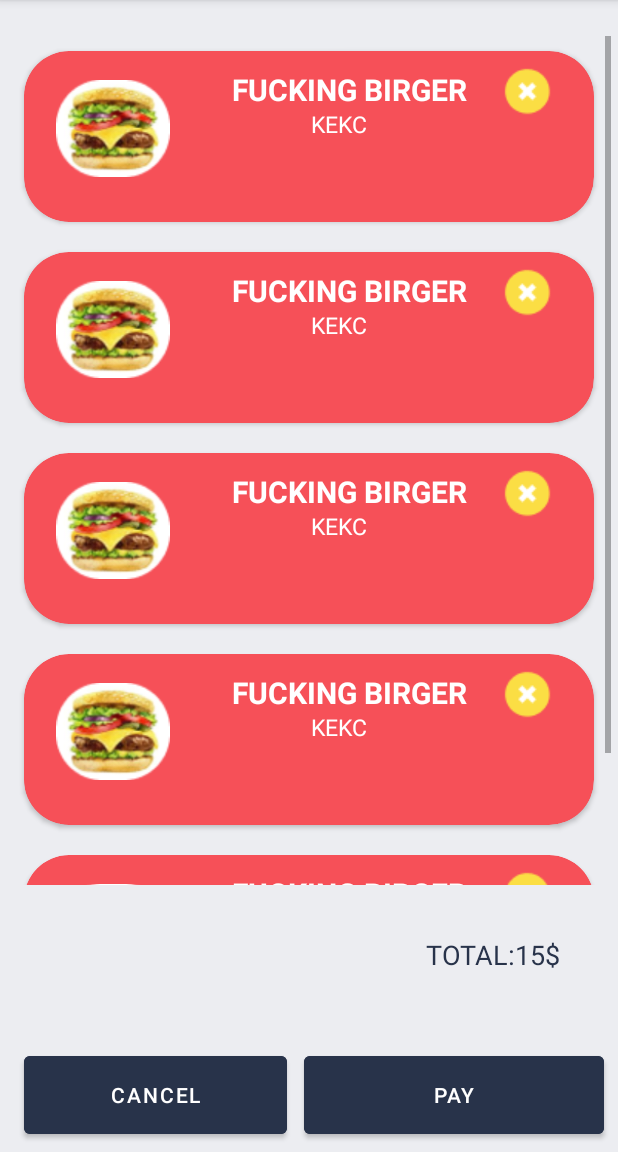
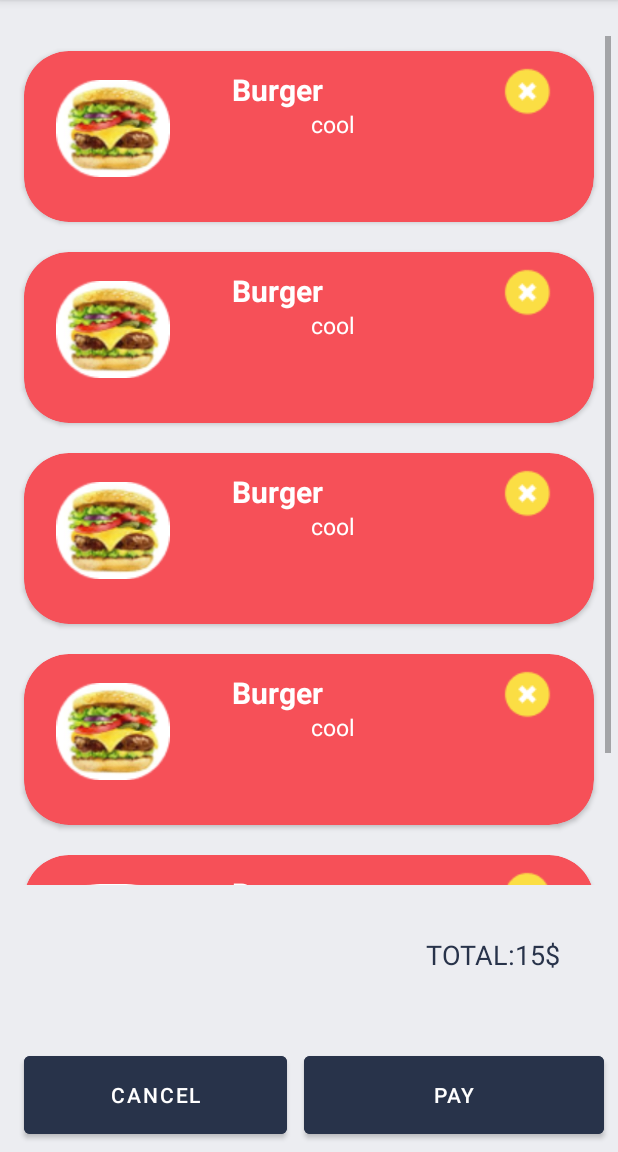
Before and after one commit to Maxerum/fastFoodApp, an Android app: the OrderPayingActivity screen opened directly, with no data from a screen before it, on a phone screen of 412 x 824 dp, the part 84-1236 px from its top. Run offline under Robolectric (Android 15) with nearby library versions, the phone set to English and light mode, and no system bars; Roboto replaces fonts that are not available here.

Commit message:
Change names

```diff
--- a/fastFoodApplication/app/src/main/java/com/example/fastfoodapp/Maxerum/OrderPayingActivity.java
+++ b/fastFoodApplication/app/src/main/java/com/example/fastfoodapp/Maxerum/OrderPayingActivity.java
@@ -33,11 +33,11 @@ public class OrderPayingActivity extends AppCompatActivity {
         setContentView(R.layout.activity_order_paying);
 
         ArrayList<ExampleItem> exampleList = new ArrayList<>();
-        exampleList.add(new ExampleItem(R.drawable.first_burger, "FUCKING BIRGER","KEKC"));
-        exampleList.add(new ExampleItem(R.drawable.first_burger, "FUCKING BIRGER","KEKC"));
-        exampleList.add(new ExampleItem(R.drawable.first_burger, "FUCKING BIRGER","KEKC"));
-        exampleList.add(new ExampleItem(R.drawable.first_burger, "FUCKING BIRGER","KEKC"));
-        exampleList.add(new ExampleItem(R.drawable.first_burger, "FUCKING BIRGER","KEKC"));
+        exampleList.add(new ExampleItem(R.drawable.first_burger, "Burger","cool"));
+        exampleList.add(new ExampleItem(R.drawable.first_burger, "Burger","cool"));
+        exampleList.add(new ExampleItem(R.drawable.first_burger, "Burger","cool"));
+        exampleList.add(new ExampleItem(R.drawable.first_burger, "Burger","cool"));
+        exampleList.add(new ExampleItem(R.drawable.first_burger, "Burger","cool"));
 
 
 
```
